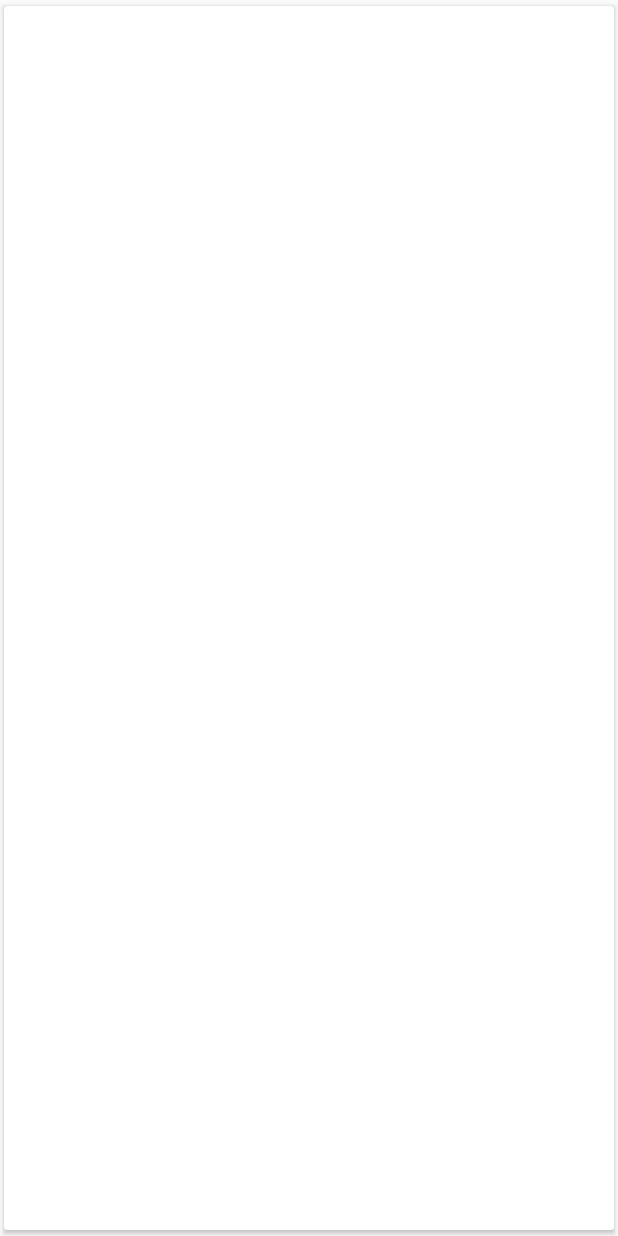
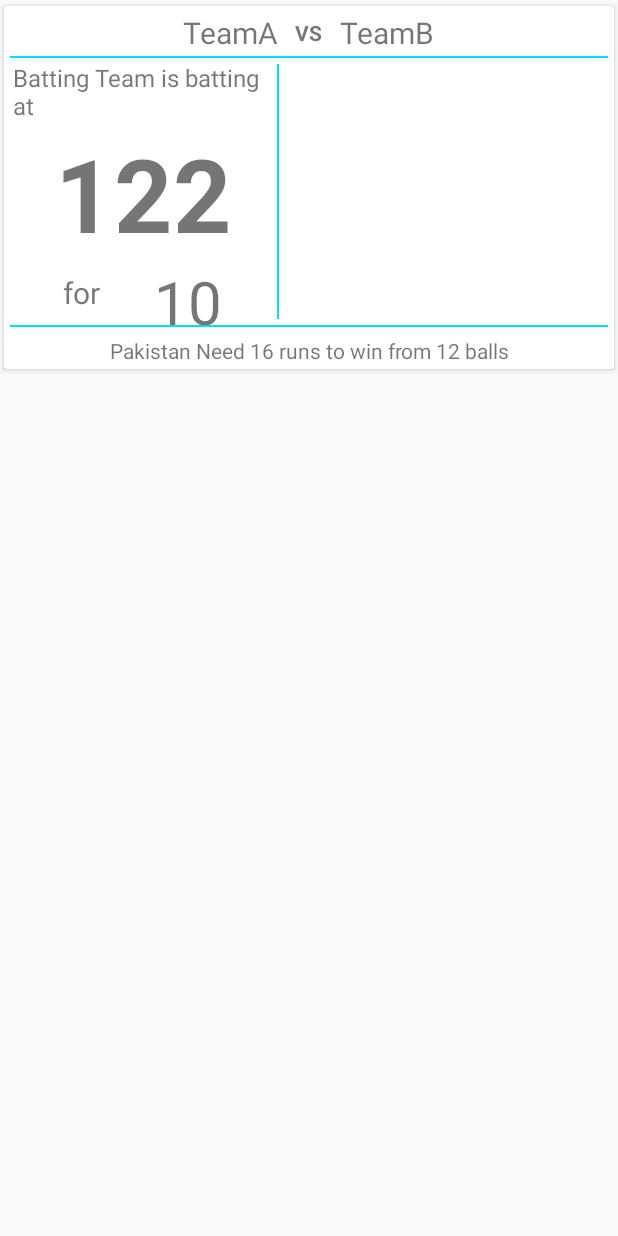
Before and after one commit to tabishhussain/PSLLiveScroring, an Android app: the layout row_match_fragment.xml on its own in the app's theme, with its tools: preview values and no code run, on a phone screen of 412 x 824 dp. Run offline under Robolectric (Android 15) with nearby library versions, the phone set to English and light mode, and no system bars.

Commit message:
Creating design for match row

```diff
--- a/app/src/main/java/com/android/tabishhussain/psllivescoring/DataClasses/MatchStatus.java
+++ b/app/src/main/java/com/android/tabishhussain/psllivescoring/DataClasses/MatchStatus.java
@@ -42,7 +42,7 @@ public class MatchStatus {
                 batsman1 = BBOInfo[1];
                 bowler = BBOInfo[2];
             }
-        } else if (inning == 0) {
+        } else if (inning == -1) {
             matchTimming = de;
         }
     }
@@ -152,8 +152,6 @@ public class MatchStatus {
                 ", matchTimming='" + matchTimming + '\'' +
                 ", battingTeam='" + battingTeam + '\'' +
                 ", matchTypes='" + matchTypes + '\'' +
-                ", scorePattern=" + scorePattern +
-                ", overPattern=" + overPattern +
                 '}';
     }
 }
--- a/app/src/main/res/layout/row_match_fragment.xml
+++ b/app/src/main/res/layout/row_match_fragment.xml
@@ -1,19 +1,152 @@
 <?xml version="1.0" encoding="utf-8"?>
-<android.support.v7.widget.CardView
-    xmlns:android="http://schemas.android.com/apk/res/android"
+<android.support.v7.widget.CardView xmlns:android="http://schemas.android.com/apk/res/android"
     xmlns:app="http://schemas.android.com/apk/res-auto"
     android:layout_width="match_parent"
-    android:layout_height="match_parent"
+    android:layout_height="250dp"
     app:cardBackgroundColor="@android:color/white"
     app:cardElevation="2dp"
     app:cardUseCompatPadding="true"
     app:contentPadding="4dp">
 
-    <RelativeLayout
+    <FrameLayout
         android:layout_width="match_parent"
         android:layout_height="match_parent">
 
+        <RelativeLayout
+            android:id="@+id/matchStatusContainer"
+            android:layout_width="match_parent"
+            android:layout_height="match_parent">
 
-    </RelativeLayout>
+            <TextView
+                android:id="@+id/teamA"
+                android:layout_width="wrap_content"
+                android:layout_height="wrap_content"
+                android:layout_alignParentLeft="true"
+                android:layout_alignParentStart="true"
+                android:layout_toLeftOf="@+id/vs"
+                android:layout_toStartOf="@+id/vs"
+                android:gravity="right"
+                android:paddingBottom="2dp"
+                android:text="TeamA"
+                android:textSize="20sp" />
+
+            <TextView
+                android:id="@+id/vs"
+                android:layout_width="wrap_content"
+                android:layout_height="wrap_content"
+                android:layout_centerHorizontal="true"
+                android:paddingLeft="12dp"
+                android:paddingRight="12dp"
+                android:paddingTop="4dp"
+                android:text="VS"
+                android:textStyle="bold" />
+
+            <TextView
+                android:id="@+id/teamB"
+                android:layout_width="wrap_content"
+                android:layout_height="wrap_content"
+                android:layout_alignParentEnd="true"
+                android:layout_alignParentRight="true"
+                android:layout_toEndOf="@+id/vs"
+                android:layout_toRightOf="@+id/vs"
+                android:paddingBottom="2dp"
+                android:text="TeamB"
+                android:textSize="20sp" />
+
+            <View
+                android:id="@+id/separator"
+                android:layout_width="match_parent"
+                android:layout_height="1dp"
+                android:layout_below="@+id/teamA"
+                android:background="@android:color/holo_blue_bright" />
+
+            <TextView
+                android:id="@+id/battingTeam"
+                android:layout_width="wrap_content"
+                android:layout_height="wrap_content"
+                android:layout_alignParentLeft="true"
+                android:layout_alignParentStart="true"
+                android:layout_below="@id/separator"
+                android:layout_toLeftOf="@+id/separator1"
+                android:layout_toStartOf="@+id/separator1"
+                android:maxLines="2"
+                android:padding="2dp"
+                android:text="Batting Team is batting at"
+                android:textSize="16sp" />
+
+            <View
+                android:id="@+id/separator1"
+                android:layout_width="1dp"
+                android:layout_height="match_parent"
+                android:layout_above="@+id/separator2"
+                android:layout_below="@+id/separator"
+                android:layout_marginBottom="4dp"
+                android:layout_marginTop="4dp"
+                android:layout_toEndOf="@id/teamA"
+                android:layout_toRightOf="@id/teamA"
+                android:background="@android:color/holo_blue_bright" />
+
+            <View
+                android:id="@+id/separator2"
+                android:layout_width="match_parent"
+                android:layout_height="1dp"
+                android:layout_above="@id/matchStatus"
+                android:layout_marginBottom="4dp"
+                android:background="@android:color/holo_blue_bright" />
+
+            <TextView
+                android:id="@+id/matchStatus"
+                android:layout_width="match_parent"
+                android:layout_height="20dp"
+                android:layout_alignParentBottom="true"
+                android:gravity="center"
+                android:maxLines="1"
+                android:padding="2dp"
+                android:text="Pakistan Need 16 runs to win from 12 balls" />
+
+            <TextView
+                android:id="@+id/battingScore"
+                android:layout_width="wrap_content"
+                android:layout_height="wrap_content"
+                android:layout_alignParentLeft="true"
+                android:layout_alignParentStart="true"
+                android:layout_below="@id/battingTeam"
+                android:layout_toLeftOf="@id/separator1"
+                android:layout_toStartOf="@id/separator1"
+                android:gravity="center"
+                android:text="122"
+                android:textSize="68sp"
+                android:textStyle="bold" />
+
+            <TextView
+                android:id="@+id/battingWickets"
+                android:layout_width="match_parent"
+                android:layout_height="match_parent"
+                android:layout_above="@id/separator2"
+                android:layout_below="@id/battingScore"
+                android:layout_toEndOf="@+id/labelfor"
+                android:layout_toLeftOf="@id/separator1"
+                android:layout_toRightOf="@+id/labelfor"
+                android:layout_toStartOf="@id/separator1"
+                android:gravity="center"
+                android:text="10"
+                android:textSize="40sp" />
+
+            <TextView
+                android:id="@+id/labelfor"
+                android:layout_width="60dp"
+                android:layout_height="match_parent"
+                android:layout_above="@id/separator2"
+                android:layout_alignParentLeft="true"
+                android:layout_alignParentStart="true"
+                android:layout_below="@id/battingScore"
+                android:gravity="right|center_vertical"
+                android:text="for"
+                android:textSize="20sp" />
+
+        </RelativeLayout>
+
+
+    </FrameLayout>
 
 </android.support.v7.widget.CardView>
```
